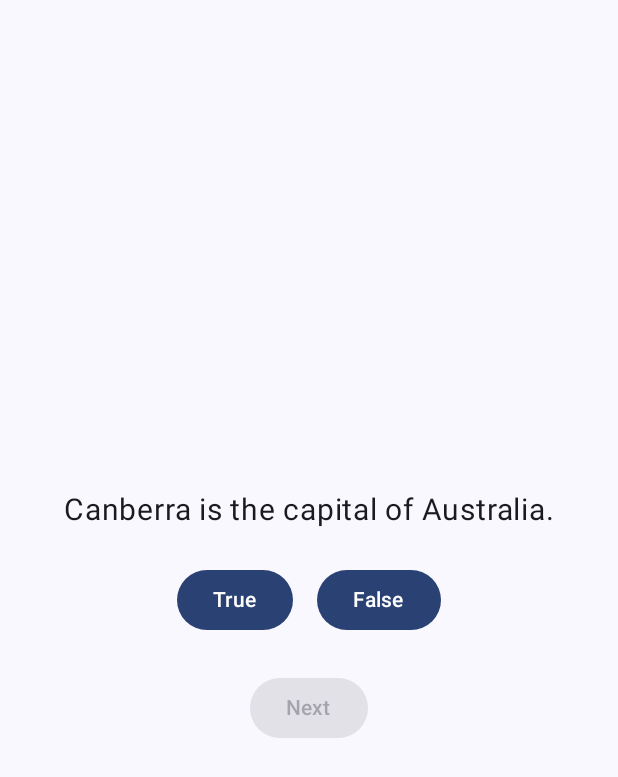
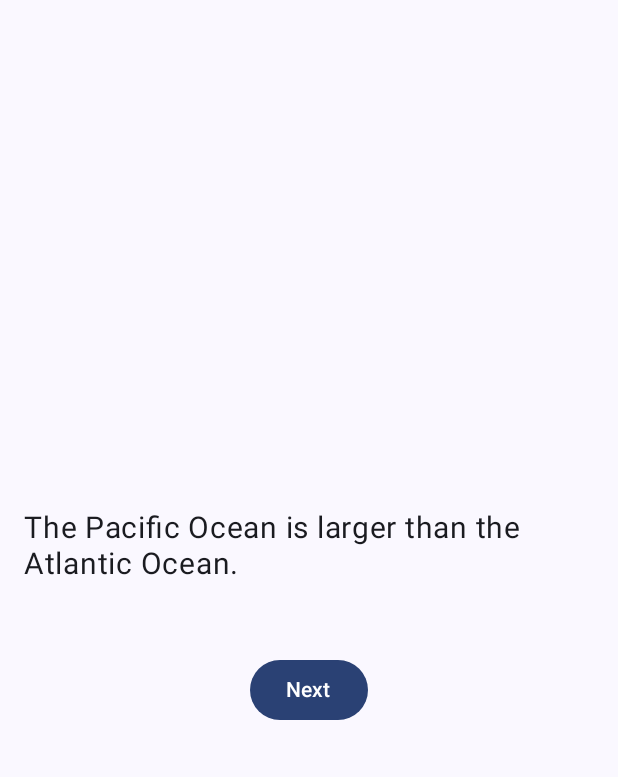
Before and after one commit to AlenaDuh/lab6-geoquiz, an Android app built with Jetpack Compose: the screen it shows after launch (MainActivity), after a tap on "False", on a phone screen of 412 x 824 dp. Shown: the top 777 px of the screen. Run offline under Robolectric (Android 15) with nearby library versions, the phone set to English and light mode, and no system bars; 2 other taps on this screen came first.

Commit message:
Add answer logic and Next button

```diff
--- a/app/src/main/java/com/example/geoquiz/MainActivity.kt
+++ b/app/src/main/java/com/example/geoquiz/MainActivity.kt
@@ -82,13 +82,17 @@ fun GeoQuizScreen(modifier: Modifier = Modifier) {
 
         // Кнопки True / False
         if (!isAnswered) {
-            Row(
-                horizontalArrangement = Arrangement.spacedBy(16.dp)
-            ) {
-                Button(onClick = { /* логика будет на следующем шаге */ }) {
+            Row(horizontalArrangement = Arrangement.spacedBy(16.dp)) {
+                Button(onClick = {
+                    isAnswered = true
+                    if (question.answer == true) score++
+                }) {
                     Text("True")
                 }
-                Button(onClick = { /* логика будет на следующем шаге */ }) {
+                Button(onClick = {
+                    isAnswered = true
+                    if (question.answer == false) score++
+                }) {
                     Text("False")
                 }
             }
@@ -98,7 +102,15 @@ fun GeoQuizScreen(modifier: Modifier = Modifier) {
 
         // Кнопка Next
         Button(
-            onClick = { /* логика будет на следующем шаге */ },
+            onClick = {
+                if (currentIndex < questions.lastIndex) {
+                    currentIndex++
+                    isAnswered = false
+                } else {
+                    // Это был последний вопрос — показываем результат
+                    showResultDialog = true
+                }
+            },
             enabled = isAnswered && currentIndex < questions.lastIndex
         ) {
             Text("Next")
```
